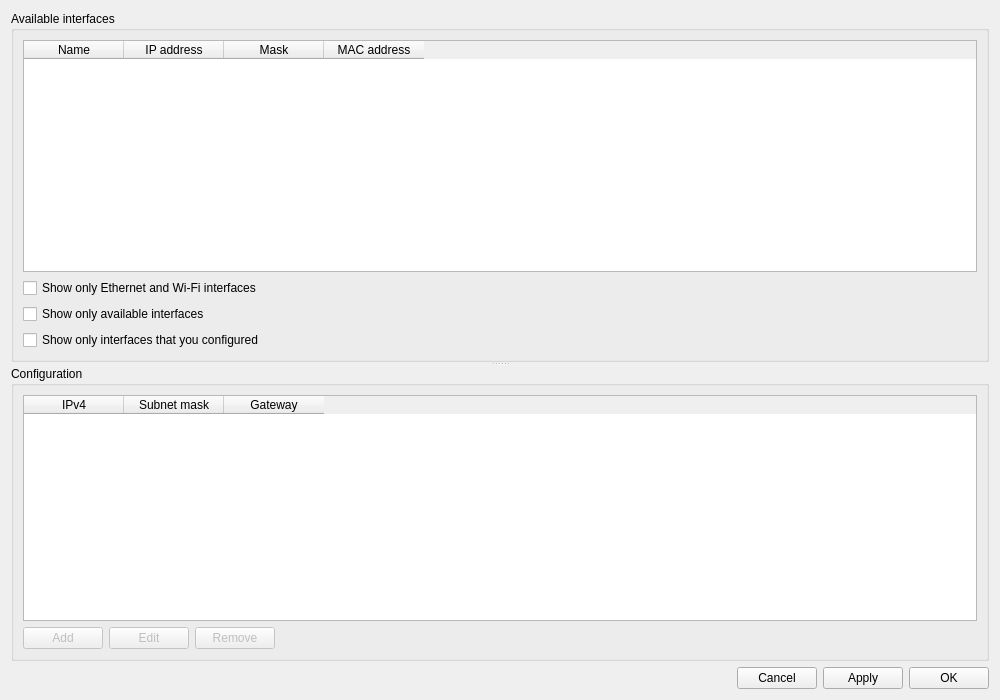
The window that UI/DlgConfig.ui (Folco68/Folco) describes before a commit, drawn with Qt 5.
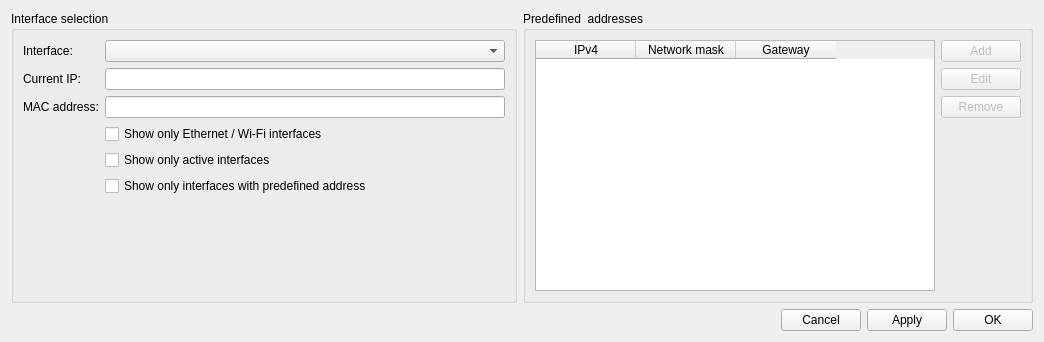
The same window after the commit.

Commit message: - Changed the name of the data files and the names of the class - Revamped the DlgConfig UI, dropped the QTableWidget for the interfaces: too many useless informations. Replaced by a QComboBox

The edit to the form file:
```diff
--- a/UI/DlgConfig.ui
+++ b/UI/DlgConfig.ui
@@ -6,87 +6,118 @@
    <rect>
     <x>0</x>
     <y>0</y>
-    <width>1000</width>
-    <height>700</height>
+    <width>1028</width>
+    <height>342</height>
    </rect>
   </property>
-  <property name="minimumSize">
-   <size>
-    <width>1000</width>
-    <height>700</height>
-   </size>
-  </property>
   <property name="windowTitle">
    <string>Dialog</string>
   </property>
-  <layout class="QVBoxLayout" name="verticalLayout_3">
-   <item>
-    <widget class="QSplitter" name="splitter">
-     <property name="orientation">
-      <enum>Qt::Orientation::Vertical</enum>
-     </property>
-     <property name="childrenCollapsible">
-      <bool>false</bool>
-     </property>
-     <widget class="QGroupBox" name="GroupInterfaces">
-      <property name="title">
-       <string>Available interfaces</string>
-      </property>
-      <layout class="QVBoxLayout" name="verticalLayout">
-       <item>
-        <widget class="QTableWidget" name="TableInterface">
-         <column>
-          <property name="text">
-           <string>Name</string>
-          </property>
-         </column>
-         <column>
-          <property name="text">
-           <string>IP address</string>
-          </property>
-         </column>
-         <column>
-          <property name="text">
-           <string>Mask</string>
-          </property>
-         </column>
-         <column>
-          <property name="text">
-           <string>MAC address</string>
-          </property>
-         </column>
-        </widget>
-       </item>
-       <item>
-        <widget class="QCheckBox" name="CheckShowOnlyIEthWiFi">
-         <property name="text">
-          <string>Show only Ethernet and Wi-Fi interfaces</string>
-         </property>
-        </widget>
-       </item>
-       <item>
-        <widget class="QCheckBox" name="CheckShowOnlyAvailable">
-         <property name="text">
-          <string>Show only available interfaces</string>
-         </property>
-        </widget>
-       </item>
-       <item>
-        <widget class="QCheckBox" name="CheckShowOnlyConfigured">
-         <property name="text">
-          <string>Show only interfaces that you configured</string>
-         </property>
-        </widget>
-       </item>
-      </layout>
-     </widget>
-     <widget class="QGroupBox" name="GroupConfiguration">
-      <property name="title">
-       <string>Configuration</string>
-      </property>
       <layout class="QVBoxLayout" name="verticalLayout_2">
        <item>
-        <widget class="QTableWidget" name="TableConfiguration">
+    <layout class="QHBoxLayout" name="HLayoutBoxes">
+     <item>
+      <widget class="QGroupBox" name="GroupInterfaces">
+       <property name="title">
+        <string>Interface selection</string>
+       </property>
+       <layout class="QFormLayout" name="formLayout">
+        <item row="0" column="0">
+         <widget class="QLabel" name="LabelInterface">
+          <property name="text">
+           <string>Interface:</string>
+          </property>
+         </widget>
+        </item>
+        <item row="0" column="1">
+         <widget class="QComboBox" name="ComboInterface">
+          <property name="minimumSize">
+           <size>
+            <width>400</width>
+            <height>0</height>
+           </size>
+          </property>
+         </widget>
+        </item>
+        <item row="1" column="0">
+         <widget class="QLabel" name="LabelCurrentIP">
+          <property name="text">
+           <string>Current IP:</string>
+          </property>
+         </widget>
+        </item>
+        <item row="1" column="1">
+         <widget class="QLineEdit" name="EditCurrentIP">
+          <property name="readOnly">
+           <bool>true</bool>
+          </property>
+         </widget>
+        </item>
+        <item row="2" column="0">
+         <widget class="QLabel" name="LabelMACaddress">
+          <property name="text">
+           <string>MAC address:</string>
+          </property>
+         </widget>
+        </item>
+        <item row="2" column="1">
+         <widget class="QLineEdit" name="EditMACaddress">
+          <property name="readOnly">
+           <bool>true</bool>
+          </property>
+         </widget>
+        </item>
+        <item row="3" column="1">
+         <widget class="QCheckBox" name="CheckShowOnlyEthernet">
+          <property name="text">
+           <string>Show only Ethernet / Wi-Fi interfaces</string>
+          </property>
+         </widget>
+        </item>
+        <item row="4" column="1">
+         <widget class="QCheckBox" name="CheckShowOnlyActive">
+          <property name="text">
+           <string>Show only active interfaces</string>
+          </property>
+         </widget>
+        </item>
+        <item row="5" column="1">
+         <widget class="QCheckBox" name="CheckShowOnlyPredefined">
+          <property name="text">
+           <string>Show only interfaces with predefined address</string>
+          </property>
+         </widget>
+        </item>
+        <item row="6" column="1">
+         <spacer name="VSpacerInterfaces">
+          <property name="orientation">
+           <enum>Qt::Orientation::Vertical</enum>
+          </property>
+          <property name="sizeHint" stdset="0">
+           <size>
+            <width>397</width>
+            <height>89</height>
+           </size>
+          </property>
+         </spacer>
+        </item>
+       </layout>
+      </widget>
+     </item>
+     <item>
+      <widget class="QGroupBox" name="GroupPredefined">
+       <property name="title">
+        <string>Predefined  addresses</string>
+       </property>
+       <layout class="QHBoxLayout" name="horizontalLayout">
+        <item>
+         <widget class="QTableWidget" name="TablePredefined">
+          <property name="minimumSize">
+           <size>
+            <width>400</width>
+            <height>0</height>
+           </size>
+          </property>
          <column>
           <property name="text">
            <string>IPv4</string>
@@ -94,7 +125,7 @@
          </column>
          <column>
           <property name="text">
-           <string>Subnet mask</string>
+            <string>Network mask</string>
           </property>
          </column>
          <column>
@@ -105,7 +136,7 @@
         </widget>
        </item>
        <item>
-        <layout class="QHBoxLayout" name="HLayoutConfiguration">
+         <layout class="QVBoxLayout" name="VLayoutButtons">
          <item>
           <widget class="QPushButton" name="ButtonAdd">
            <property name="enabled">
@@ -137,14 +168,14 @@
           </widget>
          </item>
          <item>
-          <spacer name="HSpacerConfiguration">
+           <spacer name="VSpacerButtons">
            <property name="orientation">
-            <enum>Qt::Orientation::Horizontal</enum>
+             <enum>Qt::Orientation::Vertical</enum>
            </property>
            <property name="sizeHint" stdset="0">
             <size>
-             <width>40</width>
-             <height>20</height>
+              <width>20</width>
+              <height>40</height>
             </size>
            </property>
           </spacer>
@@ -153,7 +184,8 @@
        </item>
       </layout>
      </widget>
-    </widget>
+     </item>
+    </layout>
    </item>
    <item>
     <layout class="QHBoxLayout" name="HLayoutDialog">
```
Lines whose indentation alone changed are shown as unchanged. The commit also changes 15 other files.
